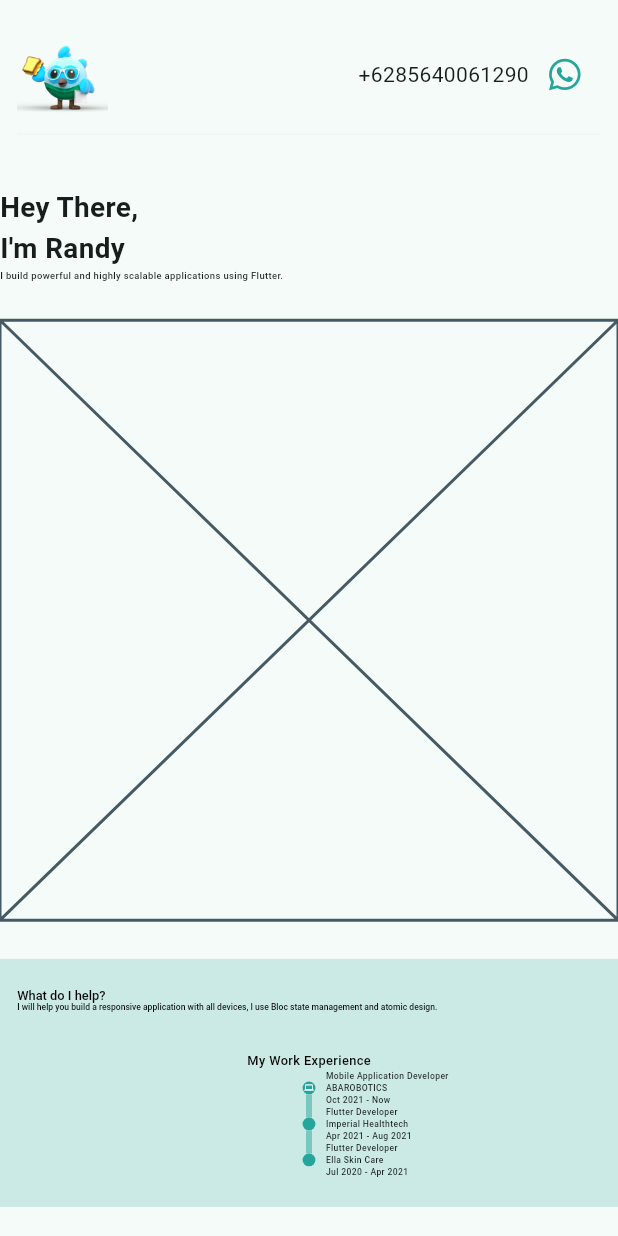
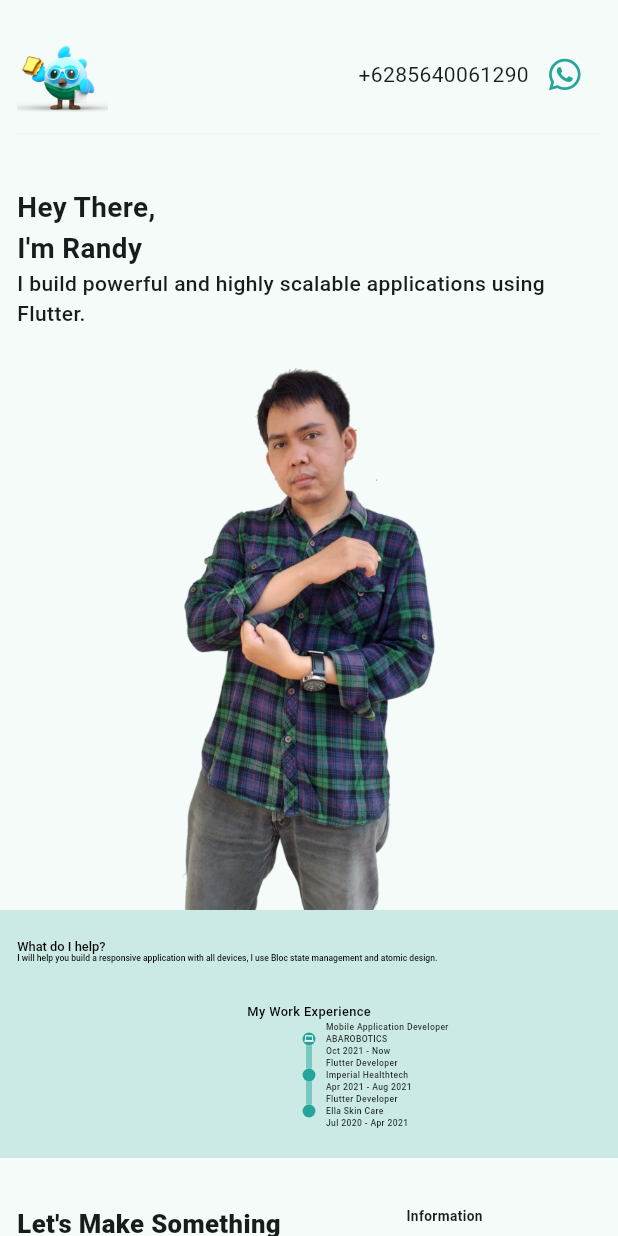
Before and after one commit to randytia29/randy_portofolio, a Flutter app: the screen it shows after launch, on a phone screen of 412 x 824 dp. Run offline on Flutter 3.47's test engine with Material 2 defaults, Android fonts, the phone set to English and light mode, and no system bars; drawn by our look-alikes of timeline_tile; our stand-ins replace flutter_screenutil, font_awesome_flutter, go_router, responsive_builder.

Commit message:
refactor web body

```diff
--- a/lib/pages/mobile/pwa_home_page.dart
+++ b/lib/pages/mobile/pwa_home_page.dart
@@ -3,13 +3,12 @@ import 'package:flutter_screenutil/flutter_screenutil.dart';
 import 'package:font_awesome_flutter/font_awesome_flutter.dart';
 import 'package:randy_portofolio/theme_manager/space_manager.dart';
 import 'package:randy_portofolio/utils/launch_url.dart';
-import 'package:randy_portofolio/widgets/short_desc.dart';
 import 'package:responsive_builder/responsive_builder.dart';
 
 import '../../theme_manager/color_manager.dart';
 import '../../widgets/description.dart';
-import '../../widgets/greetings.dart';
 import '../../widgets/header.dart';
+import '../../widgets/mobile_body.dart';
 import '../../widgets/web_body.dart';
 import '../../widgets/work_experience.dart';
 
@@ -33,18 +32,7 @@ class PwaHomePage extends StatelessWidget {
                       sizingInformation.isTablet) {
                     return const WebBody();
                   } else {
-                    return Column(
-                      crossAxisAlignment: CrossAxisAlignment.start,
-                      children: [
-                        const Greetings(), const ShortDesc(),
-                        32.h.spaceY,
-                        // PhotoMe(
-                        //   heightPhoto: 450.h,
-                        // ),
-                        const Placeholder(),
-                        32.h.spaceY
-                      ],
-                    );
+                    return const MobileBody();
                   }
                 },
               ),
--- /dev/null
+++ b/lib/widgets/mobile_body.dart
@@ -0,0 +1,31 @@
+import 'package:flutter/widgets.dart';
+import 'package:flutter_screenutil/flutter_screenutil.dart';
+import 'package:randy_portofolio/theme_manager/space_manager.dart';
+
+import 'greetings.dart';
+import 'photo_me.dart';
+import 'short_desc.dart';
+
+class MobileBody extends StatelessWidget {
+  const MobileBody({
+    super.key,
+  });
+
+  @override
+  Widget build(BuildContext context) {
+    return Padding(
+      padding: EdgeInsets.symmetric(horizontal: 40.w),
+      child: Column(
+        crossAxisAlignment: CrossAxisAlignment.start,
+        children: [
+          const Greetings(),
+          const ShortDesc(),
+          32.h.spaceY,
+          PhotoMe(
+            heightPhoto: 450.h,
+          ),
+        ],
+      ),
+    );
+  }
+}
--- a/lib/widgets/short_desc.dart
+++ b/lib/widgets/short_desc.dart
@@ -1,14 +1,13 @@
 import 'package:flutter/widgets.dart';
-import 'package:flutter_screenutil/flutter_screenutil.dart';
 
 class ShortDesc extends StatelessWidget {
   const ShortDesc({super.key});
 
   @override
   Widget build(BuildContext context) {
-    return Text(
+    return const Text(
       'I build powerful and highly scalable applications using Flutter.',
-      style: TextStyle(fontSize: 22.sp, fontWeight: FontWeight.w500),
+      style: TextStyle(fontSize: 14, fontWeight: FontWeight.w500),
     );
   }
 }
```
Also changed, not shown: lib/widgets/web_body.dart (+12 -8 lines).
